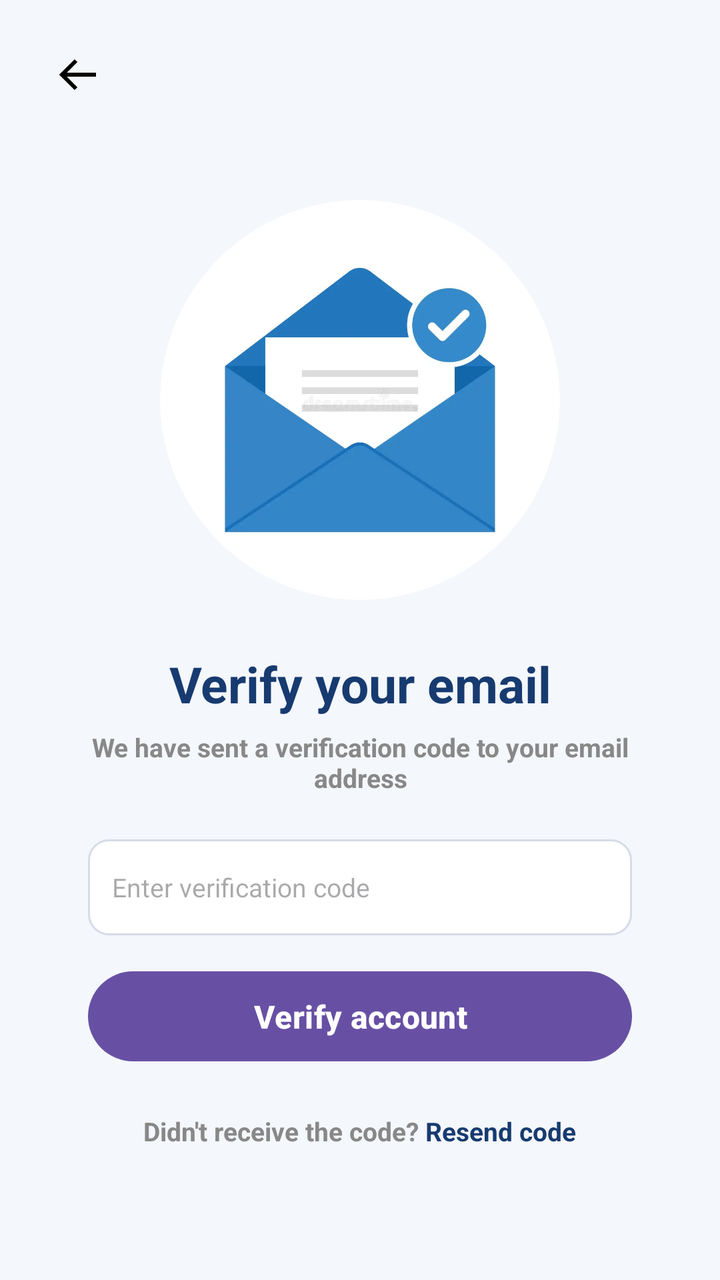
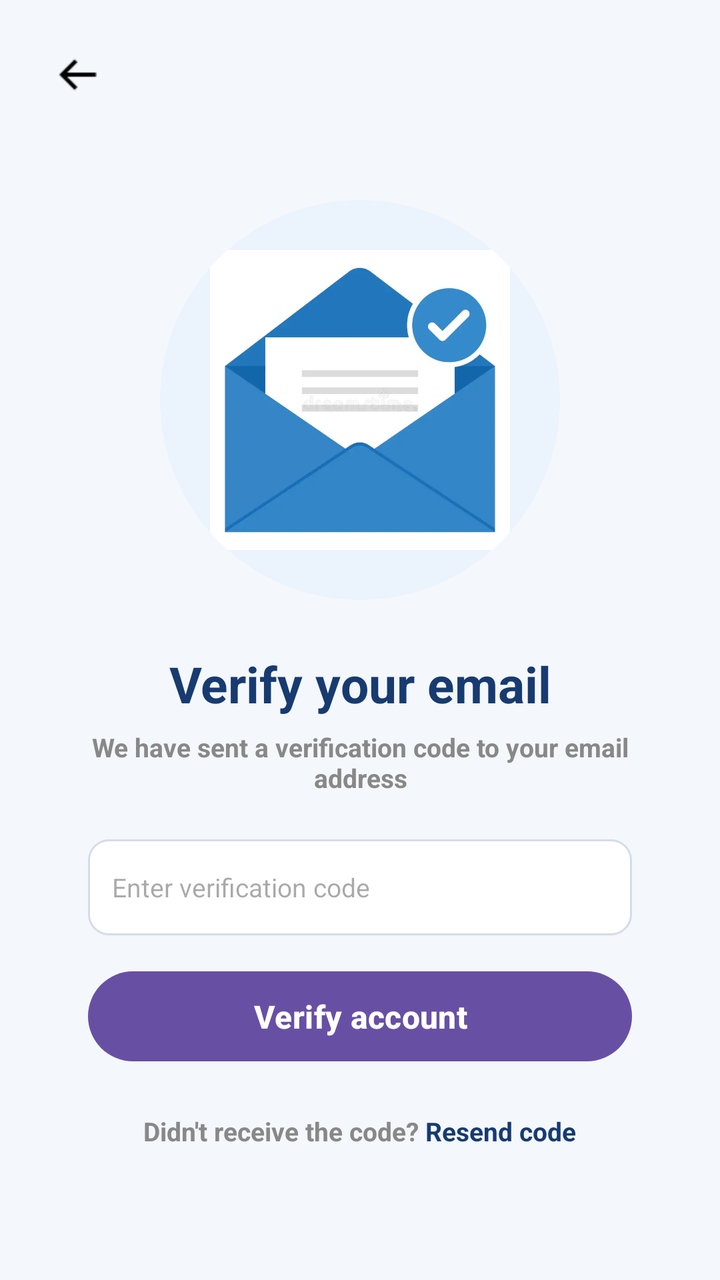

Before-and-after screenshots of an Android layout around one commit, followed by the original layout XML and the change that was made.
<!-- AndroidManifest.xml: application theme Theme.CampusMart -->
<!-- res/layout/verify_email.xml -->
<?xml version="1.0" encoding="utf-8"?>
<LinearLayout
    xmlns:android="http://schemas.android.com/apk/res/android"
    android:layout_width="match_parent"
    android:layout_height="match_parent"
    android:orientation="vertical"
    android:background="#F4F7FB">

    
    <RelativeLayout
        android:layout_width="match_parent"
        android:layout_height="75dp">

        <ImageView
            android:id="@+id/back"
            android:layout_width="24dp"
            android:layout_height="24dp"
            android:layout_marginStart="27dp"
            android:layout_centerVertical="true"
            android:src="@drawable/back"
            android:tint="#000000"/>

    </RelativeLayout>

    
    <LinearLayout
        android:layout_width="match_parent"
        android:layout_height="0dp"
        android:layout_weight="1"
        android:orientation="vertical"
        android:gravity="center_horizontal"
        android:paddingHorizontal="44dp">

        
        <FrameLayout
            android:layout_width="200dp"
            android:layout_height="200dp"
            android:layout_marginTop="25dp"
            android:background="@drawable/circle_background"
            android:padding="25dp"
            android:clipToOutline="true">

            <ImageView
                android:id="@+id/verificationImage"
                android:layout_width="match_parent"
                android:layout_height="match_parent"
                android:src="@drawable/otp"
                android:scaleType="fitCenter"/>

        </FrameLayout>

        
        <TextView
            android:layout_width="match_parent"
            android:layout_height="wrap_content"
            android:layout_marginTop="25dp"
            android:gravity="center"
            android:text="Verify your email"
            android:textColor="#173B70"
            android:textSize="25sp"
            android:textStyle="bold"/>

        
        <TextView
            android:layout_width="match_parent"
            android:layout_height="wrap_content"
            android:gravity="center"
            android:layout_marginTop="6dp"
            android:text="We have sent a verification code to your email address"
            android:textColor="#888888"
            android:textSize="13sp"
            android:textStyle="bold"/>

        
        <EditText
            android:id="@+id/verificationCode"
            android:layout_width="match_parent"
            android:layout_height="48dp"
            android:layout_marginTop="22dp"
            android:hint="Enter verification code"
            android:inputType="number"
            android:singleLine="true"
            android:textSize="13sp"
            android:paddingHorizontal="12dp"
            android:background="@drawable/input_background"/>

        
        <Button
            android:id="@+id/btnVerify"
            android:layout_width="match_parent"
            android:layout_height="45dp"
            android:layout_marginTop="18dp"
            android:text="Verify account"
            android:textAllCaps="false"
            android:textColor="#FFFFFF"
            android:textSize="16sp"
            android:textStyle="bold"
            android:background="@drawable/button_background"/>

        
        <LinearLayout
            android:layout_width="match_parent"
            android:layout_height="wrap_content"
            android:gravity="center"
            android:orientation="horizontal"
            android:layout_marginTop="26dp">

            <TextView
                android:layout_width="wrap_content"
                android:layout_height="wrap_content"
                android:text="Didn't receive the code? "
                android:textColor="#888888"
                android:textSize="13sp"
                android:textStyle="bold"/>

            <TextView
                android:id="@+id/resendCode"
                android:layout_width="wrap_content"
                android:layout_height="wrap_content"
                android:text="Resend code"
                android:textColor="#173B70"
                android:textSize="13sp"
                android:textStyle="bold"/>

        </LinearLayout>

    </LinearLayout>

</LinearLayout>
<!-- resources referenced by this layout -->
<resources>
  <!-- drawable back (drawable) -->
  <vector xmlns:android="http://schemas.android.com/apk/res/android" android:height="20dp" android:viewportHeight="24" android:viewportWidth="24" android:width="20dp">
  
      <path android:fillColor="#FF000000" android:pathData="M21,11H6.414l5.293,-5.293l-1.414,-1.414L2.586,12l7.707,7.707l1.414,-1.414L6.414,13H21z"/>
  
  </vector>
  <!-- drawable button_background (drawable) -->
  <?xml version="1.0" encoding="utf-8"?>
  <shape xmlns:android="http://schemas.android.com/apk/res/android">
      <solid android:color="#173B70"/>
      <corners android:radius="30dp"/>
  </shape>
  <!-- drawable circle_background (drawable) -->
  <shape xmlns:android="http://schemas.android.com/apk/res/android"
      android:shape="oval">
  
      <solid android:color="#FFFFFF"/>
  
  </shape>
  <!-- drawable input_background (drawable) -->
  <?xml version="1.0" encoding="utf-8"?>
  <shape xmlns:android="http://schemas.android.com/apk/res/android">
      <solid android:color="#FFFFFF"/>
      <corners android:radius="10dp"/>
      <stroke
          android:width="1dp"
          android:color="#D5DCE8"/>
  </shape>
  <!-- drawable otp: webp bitmap (drawable, 9748 bytes) -->
  <style name="Theme.CampusMart" parent="Base.Theme.CampusMart" />
  <style name="Base.Theme.CampusMart" parent="Theme.Material3.DayNight.NoActionBar">
          
          
      </style>
</resources>

<!-- the commit's change to res/layout/verify_email.xml (unified diff, before → after) -->
@@ -17,7 +17,7 @@
             android:layout_height="24dp"
             android:layout_marginStart="27dp"
             android:layout_centerVertical="true"
-            android:src="@drawable/back"
+            android:src="@drawable/back_arrow_png"
             android:tint="#000000"/>
 
     </RelativeLayout>
@@ -36,7 +36,7 @@
             android:layout_width="200dp"
             android:layout_height="200dp"
             android:layout_marginTop="25dp"
-            android:background="@drawable/circle_background"
+            android:background="@drawable/bg_circle_light"
             android:padding="25dp"
             android:clipToOutline="true">
 
<!-- resource entries referenced after the edit -->
@@ -1,23 +1,17 @@
 <!-- resources referenced by this layout -->
 <resources>
-  <!-- drawable back (drawable) -->
-  <vector xmlns:android="http://schemas.android.com/apk/res/android" android:height="20dp" android:viewportHeight="24" android:viewportWidth="24" android:width="20dp">
-  
-      <path android:fillColor="#FF000000" android:pathData="M21,11H6.414l5.293,-5.293l-1.414,-1.414L2.586,12l7.707,7.707l1.414,-1.414L6.414,13H21z"/>
-  
-  </vector>
+  <!-- drawable back_arrow_png: png bitmap (drawable, 249 bytes) -->
+  <!-- drawable bg_circle_light (drawable) -->
+  <?xml version="1.0" encoding="utf-8"?>
+  <shape xmlns:android="http://schemas.android.com/apk/res/android"
+      android:shape="oval">
+      <solid android:color="#EBF3FC" />
+  </shape>
   <!-- drawable button_background (drawable) -->
   <?xml version="1.0" encoding="utf-8"?>
   <shape xmlns:android="http://schemas.android.com/apk/res/android">
       <solid android:color="#173B70"/>
       <corners android:radius="30dp"/>
-  </shape>
-  <!-- drawable circle_background (drawable) -->
-  <shape xmlns:android="http://schemas.android.com/apk/res/android"
-      android:shape="oval">
-  
-      <solid android:color="#FFFFFF"/>
-  
   </shape>
   <!-- drawable input_background (drawable) -->
   <?xml version="1.0" encoding="utf-8"?>
